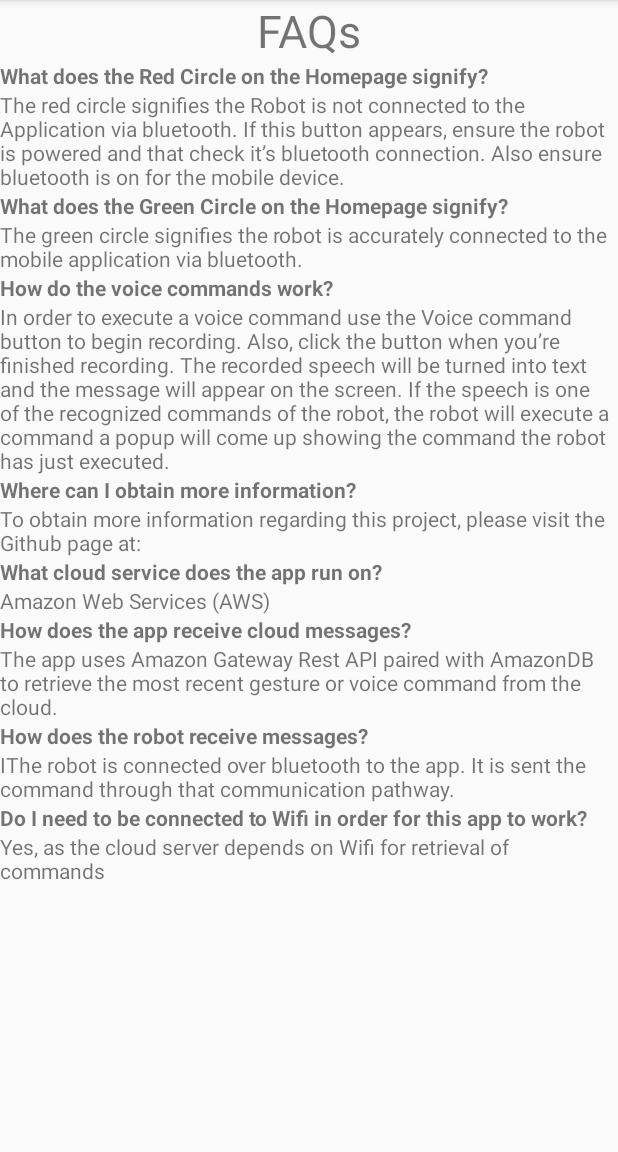
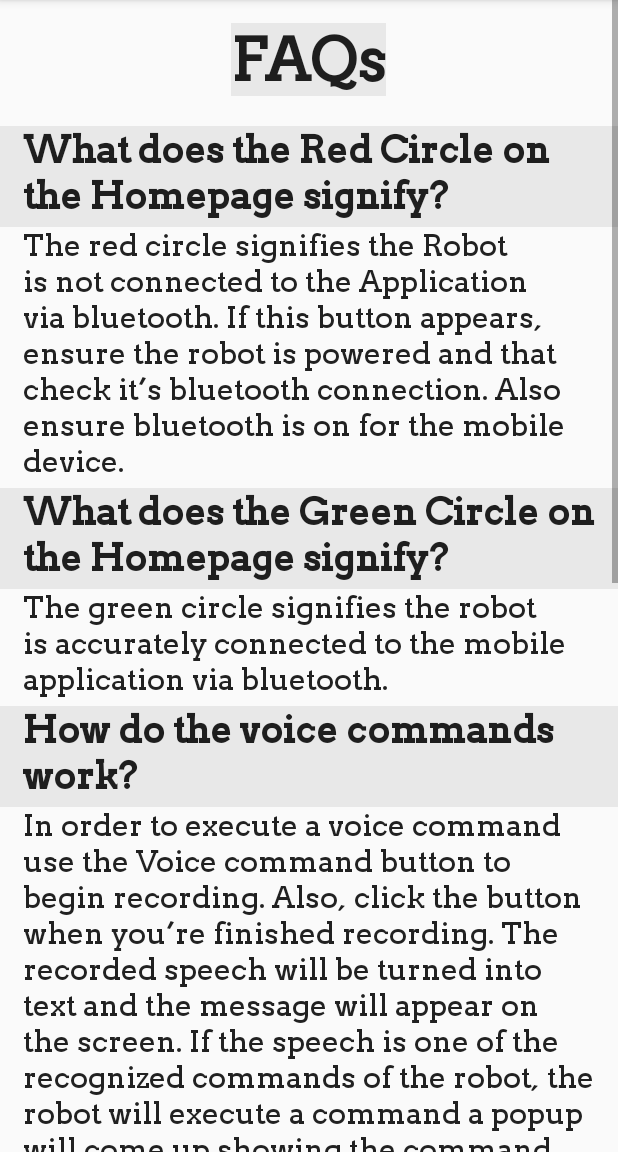
Before and after one commit to GestureRecognitionApplication/PyBot, an Android app: the HelpActivity screen opened directly, with no data from a screen before it, on a phone screen of 412 x 824 dp, the part 84-1236 px from its top. Run offline under Robolectric (Android 15) with nearby library versions, the phone set to English and light mode, and no system bars.

Commit message:
updated the help page
added styles and string file for help page for organization. Imported arvo font

```diff
--- a/app/src/main/java/com/example/dejatjackson/pybot/HelpActivity.java
+++ b/app/src/main/java/com/example/dejatjackson/pybot/HelpActivity.java
@@ -11,56 +11,5 @@ public class HelpActivity extends AppCompatActivity {
     protected void onCreate(Bundle savedInstanceState) {
         super.onCreate(savedInstanceState);
         setContentView(R.layout.activity_help);
-
-        TextView textView = findViewById(R.id.text_view_id);
-        textView.setMovementMethod(new ScrollingMovementMethod());
-
-        TextView textView1 = findViewById(R.id.textView);
-        textView1.setMovementMethod(new ScrollingMovementMethod());
-
-        TextView textView2 =  findViewById(R.id.textView1);
-        textView2.setMovementMethod(new ScrollingMovementMethod());
-
-        TextView textView3 = findViewById(R.id.textView2);
-        textView3.setMovementMethod(new ScrollingMovementMethod());
-
-        TextView textView4 = findViewById(R.id.textView3);
-        textView4.setMovementMethod(new ScrollingMovementMethod());
-
-        TextView textView5 = findViewById(R.id.textView4);
-        textView5.setMovementMethod(new ScrollingMovementMethod());
-
-        TextView textView6 = findViewById(R.id.textView5);
-        textView6.setMovementMethod(new ScrollingMovementMethod());
-
-        TextView textView7 = findViewById(R.id.textView6);
-        textView7.setMovementMethod(new ScrollingMovementMethod());
-
-        TextView textView8 = findViewById(R.id.textView7);
-        textView8.setMovementMethod(new ScrollingMovementMethod());
-
-        TextView textView9 = findViewById(R.id.textView8);
-        textView9.setMovementMethod(new ScrollingMovementMethod());
-
-        TextView textView10 = findViewById(R.id.textView9);
-        textView10.setMovementMethod(new ScrollingMovementMethod());
-
-        TextView textView11 = findViewById(R.id.textView10);
-        textView11.setMovementMethod(new ScrollingMovementMethod());
-
-        TextView textView12 = findViewById(R.id.textView11);
-        textView12.setMovementMethod(new ScrollingMovementMethod());
-
-        TextView textView13 = findViewById(R.id.textView12);
-        textView13.setMovementMethod(new ScrollingMovementMethod());
-
-        TextView textView14 = findViewById(R.id.textView13);
-        textView14.setMovementMethod(new ScrollingMovementMethod());
-
-        TextView textView15 = findViewById(R.id.textView14);
-        textView15.setMovementMethod(new ScrollingMovementMethod());
-
-        TextView textView16 = findViewById(R.id.textView15);
-        textView16.setMovementMethod(new ScrollingMovementMethod());
     }
 }
--- a/app/src/main/res/layout/activity_help.xml
+++ b/app/src/main/res/layout/activity_help.xml
@@ -1,138 +1,130 @@
 <?xml version="1.0" encoding="utf-8"?>
-<LinearLayout android:layout_width="match_parent"
-    android:layout_height="match_parent"
-    android:orientation="vertical"
+<ScrollView android:layout_width="wrap_content"
+    android:layout_height="wrap_content"
     xmlns:android="http://schemas.android.com/apk/res/android">
+
+    <LinearLayout
+        android:layout_width="wrap_content"
+        android:layout_height="wrap_content"
+        android:orientation="vertical" >
 
         <TextView
             android:id="@+id/text_view_id"
-            android:layout_width="match_parent"
-            android:scrollbars="vertical"
+            android:layout_width="wrap_content"
             android:layout_height="wrap_content"
-            android:text="FAQs"
-            android:textAlignment="center"
-            android:textSize="30sp" />
+            style="@style/FAQTextTheme"
+            android:text="@string/FAQ" />
 
         <TextView
             android:id="@+id/textView"
-        android:layout_width="match_parent"
-        android:scrollbars="vertical"
+            style="@style/QTextTheme"
+            android:layout_width="wrap_content"
             android:layout_height="wrap_content"
-        android:text="What does the Red Circle on the Homepage signify? "
-        android:textStyle="bold" />
+            android:text="@string/Q1" />
 
         <TextView
             android:id="@+id/textView1"
-        android:layout_width="match_parent"
-        android:scrollbars="vertical"
+            style="@style/ATextTheme"
+            android:layout_width="wrap_content"
             android:layout_height="wrap_content"
-        android:text="The red circle signifies the Robot is not connected to the Application via bluetooth. If this button appears, ensure the robot is powered and that check it’s bluetooth connection. Also ensure bluetooth is on for the mobile device." />
+            android:text="@string/A1" />
 
         <TextView
             android:id="@+id/textView2"
-        android:layout_width="match_parent"
-        android:scrollbars="vertical"
+            android:layout_width="wrap_content"
             android:layout_height="wrap_content"
-        android:text="What does the Green Circle on the Homepage signify?  "
-        android:textStyle="bold"/>
+            android:text="@string/Q2"
+            style="@style/QTextTheme"/>
 
         <TextView
             android:id="@+id/textView3"
-        android:layout_width="match_parent"
-        android:scrollbars="vertical"
+            android:layout_width="wrap_content"
             android:layout_height="wrap_content"
-        android:text="The green circle signifies the robot is accurately connected to the mobile application via bluetooth.
- " />
+            style="@style/ATextTheme"
+            android:text="@string/A2" />
 
         <TextView
             android:id="@+id/textView4"
-        android:layout_width="match_parent"
-        android:scrollbars="vertical"
+            android:layout_width="wrap_content"
             android:layout_height="wrap_content"
-        android:text="How do the voice commands work?  "
-        android:textStyle="bold"/>
+            style="@style/QTextTheme"
+            android:text="@string/Q3"/>
 
         <TextView
             android:id="@+id/textView5"
-        android:layout_width="match_parent"
-        android:scrollbars="vertical"
+            android:layout_width="wrap_content"
             android:layout_height="wrap_content"
-        android:text="In order to execute a voice command use the Voice command button to begin recording. Also, click the button when you’re finished recording. The recorded speech will be turned into text and the message will appear on the screen. If the speech is one of the recognized commands of the robot, the robot will execute a command a popup will come up showing the command the robot has just executed.
-" />
+            style="@style/ATextTheme"
+            android:text="@string/A3" />
 
         <TextView
             android:id="@+id/textView6"
-        android:layout_width="match_parent"
-        android:scrollbars="vertical"
+            android:layout_width="wrap_content"
             android:layout_height="wrap_content"
-        android:text="Where can I obtain more information?"
-        android:textStyle="bold"/>
+            style="@style/QTextTheme"
+            android:text="@string/Q4" />
 
         <TextView
             android:id="@+id/textView7"
-        android:layout_width="match_parent"
-        android:scrollbars="vertical"
+            android:layout_width="wrap_content"
             android:layout_height="wrap_content"
-        android:text="To obtain more information regarding this project, please visit the Github page at:" />
+            style="@style/ATextTheme"
+            android:text="@string/A4" />
 
         <TextView
             android:id="@+id/textView8"
-        android:layout_width="match_parent"
-        android:scrollbars="vertical"
+            android:layout_width="wrap_content"
             android:layout_height="wrap_content"
-        android:text="What cloud service does the app run on?"
-        android:textStyle="bold"/>
+            style="@style/QTextTheme"
+            android:text="@string/Q5"/>
 
         <TextView
             android:id="@+id/textView9"
-        android:layout_width="match_parent"
-        android:scrollbars="vertical"
+            android:layout_width="wrap_content"
             android:layout_height="wrap_content"
-        android:text="Amazon Web Services (AWS)" />
+            style="@style/ATextTheme"
+            android:text="@string/A5" />
 
         <TextView
             android:id="@+id/textView10"
-        android:layout_width="match_parent"
-        android:scrollbars="vertical"
+            android:layout_width="wrap_content"
             android:layout_height="wrap_content"
-        android:text="How does the app receive cloud messages?"
-        android:textStyle="bold"/>
+            android:text="@string/Q6"
+            style="@style/QTextTheme"/>
 
         <TextView
             android:id="@+id/textView11"
-        android:layout_width="match_parent"
-        android:scrollbars="vertical"
+            android:layout_width="wrap_content"
             android:layout_height="wrap_content"
-        android:text="The app uses Amazon Gateway Rest API paired with AmazonDB to retrieve the most recent gesture or voice command from the cloud." />
+            style="@style/ATextTheme"
+            android:text="@string/A6" />
 
         <TextView
             android:id="@+id/textView12"
-        android:layout_width="match_parent"
-        android:scrollbars="vertical"
+            android:layout_width="wrap_content"
             android:layout_height="wrap_content"
-        android:text="How does the robot receive messages?"
-        android:textStyle="bold"/>
+            style="@style/QTextTheme"
+            android:text="@string/Q7"/>
 
         <TextView
             android:id="@+id/textView13"
-        android:layout_width="match_parent"
-        android:scrollbars="vertical"
+            android:layout_width="wrap_content"
             android:layout_height="wrap_content"
-        android:text="IThe robot is connected over bluetooth to the app. It is sent the command through that communication pathway." />
+            style="@style/ATextTheme"
+            android:text="@string/A7" />
 
         <TextView
             android:id="@+id/textView14"
-        android:layout_width="match_parent"
-        android:scrollbars="vertical"
+            android:layout_width="wrap_content"
             android:layout_height="wrap_content"
-        android:text="Do I need to be connected to Wifi in order for this app to work?"
-        android:textStyle="bold"/>
+            style="@style/QTextTheme"
+            android:text="@string/Q8"/>
 
         <TextView
             android:id="@+id/textView15"
-        android:layout_width="match_parent"
-        android:scrollbars="vertical"
+            android:layout_width="wrap_content"
             android:layout_height="wrap_content"
-        android:text="Yes, as the cloud server depends on Wifi for retrieval of commands" />
-
+            style="@style/ATextTheme"
+            android:text="@string/A8" />
      </LinearLayout>
+</ScrollView>
--- /dev/null
+++ b/app/src/main/res/values/help_styles.xml
@@ -0,0 +1,30 @@
+<?xml version="1.0" encoding="utf-8"?>
+<resources>
+    <style name="QTextTheme" parent="android:Theme.Material">
+        <item name="android:paddingBottom">5dp</item>
+        <item name="android:paddingLeft">15dp</item>
+        <item name="android:paddingRight">15dp</item>
+        <item name="android:textStyle">bold</item>
+        <item name="android:textSize">25sp</item>
+        <item name="android:background">#12000000</item> //12 = 255 * .07 (I want opacity = 7%) and 000000 is black in hex
+        <item name="android:fontFamily">@font/arvo</item>
+    </style>
+
+    <style name="ATextTheme" parent="android:Theme.Material">
+        <item name="android:paddingBottom">5dp</item>
+        <item name="android:paddingLeft">15dp</item>
+        <item name="android:paddingRight">15dp</item>
+        <item name="android:textSize">20sp</item>
+        <item name="android:fontFamily">@font/arvo</item>
+    </style>
+
+    <style name="FAQTextTheme" parent="android:Theme.Material">
+        <item name="android:layout_gravity">center</item>
+        <item name="android:textStyle">bold</item>
+        <item name="android:textSize">40sp</item>
+        <item name="android:background">#12000000</item>
+        <item name="android:layout_marginBottom">20dp</item>
+        <item name="android:layout_marginTop">15dp</item>
+        <item name="android:fontFamily">@font/arvo</item>
+    </style>
+</resources>
--- a/app/src/main/res/values/strings.xml
+++ b/app/src/main/res/values/strings.xml
@@ -1,3 +1,20 @@
-<resources>
+<resources xmlns:text-align="http://schemas.android.com/tools">
     <string name="app_name">PyBot</string>
+    <string name="FAQ">FAQs</string>
+    <string name="Q1">What does the Red Circle on the Homepage signify? </string>
+    <string name="Q2">What does the Green Circle on the Homepage signify?  </string>
+    <string name="Q3">How do the voice commands work?</string>
+    <string name="Q4">Where can I obtain more information?</string>
+    <string name="Q5">What cloud service does the app run on?</string>
+    <string name="Q6">How does the app receive cloud messages?</string>
+    <string name="Q7">How does the robot receive messages?</string>
+    <string name="Q8">Do I need to be connected to Wifi in order for this app to work?</string>
+    <string name="A1">The red circle signifies the Robot is not connected to the Application via bluetooth. If this button appears, ensure the robot is powered and that check it’s bluetooth connection. Also ensure bluetooth is on for the mobile device.</string>
+    <string name="A2">The green circle signifies the robot is accurately connected to the mobile application via bluetooth.</string>
+    <string name="A3">In order to execute a voice command use the Voice command button to begin recording. Also, click the button when you’re finished recording. The recorded speech will be turned into text and the message will appear on the screen. If the speech is one of the recognized commands of the robot, the robot will execute a command a popup will come up showing the command the robot has just executed.</string>
+    <string name="A4">To obtain more information regarding this project, please visit the Github page at:</string>
+    <string name="A5">Amazon Web Services (AWS)</string>
+    <string name="A6">The app uses Amazon Gateway Rest API paired with AmazonDB to retrieve the most recent gesture or voice command from the cloud.</string>
+    <string name="A7">The robot is connected over bluetooth to the app. It is sent the command through that communication pathway.</string>
+    <string name="A8">Yes, as the cloud server depends on Wifi for retrieval of commands.</string>
 </resources>
```
Also changed, not shown: app/src/main/res/font/arvo.ttf (added). Lines whose indentation alone changed are shown as unchanged.
